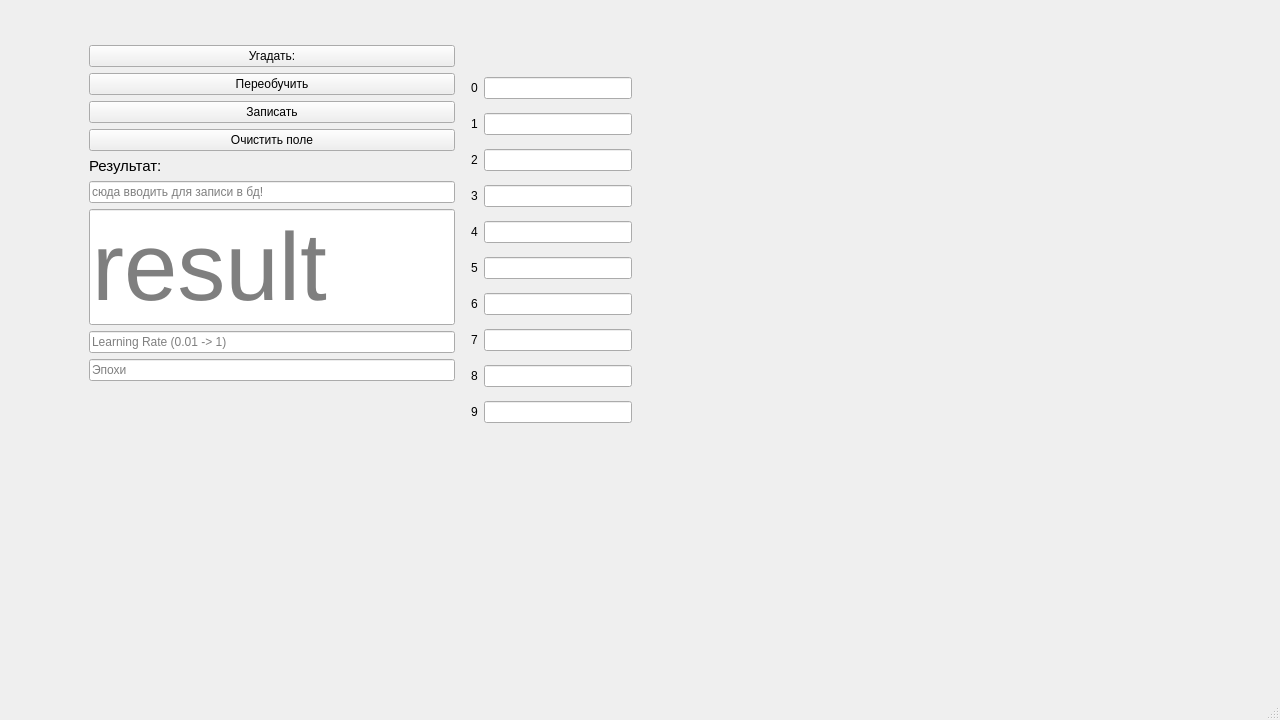
Old version of the form mainwindow.ui in the repository PrOsToNiK13/testForNeuronNetwork.
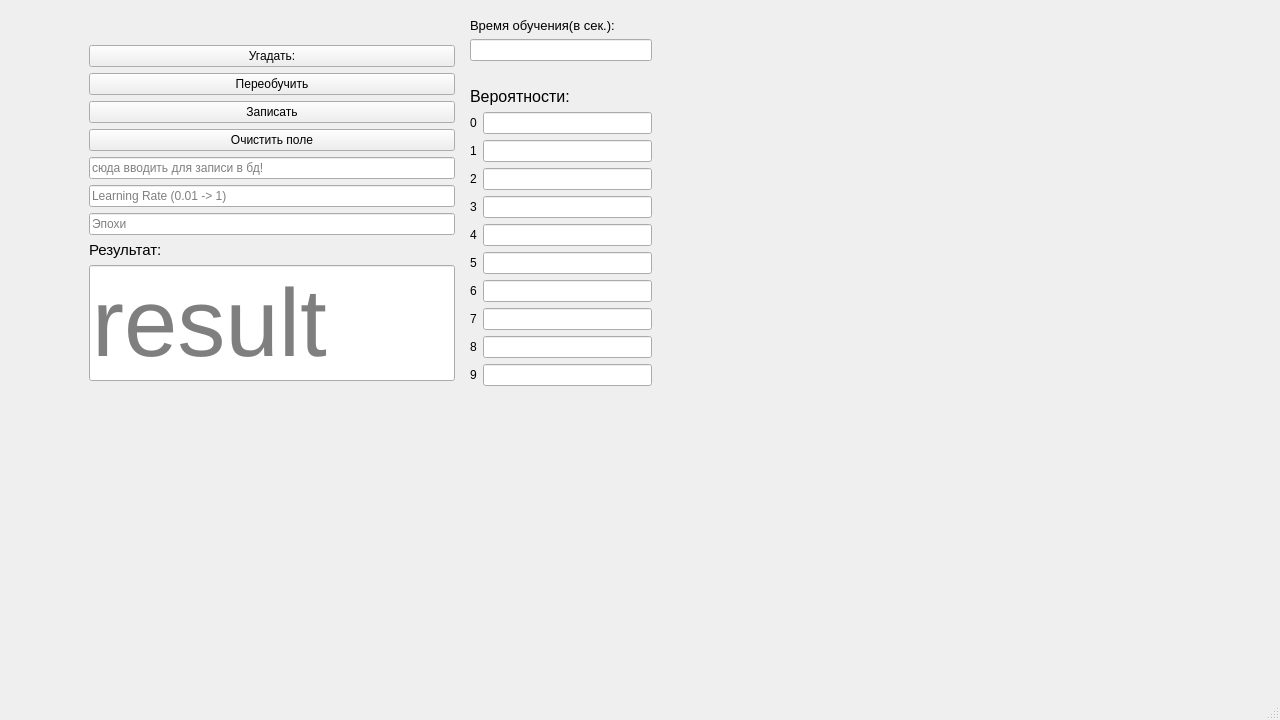
New version of the form.

Diff of the .ui file:
```diff
--- a/mainwindow.ui
+++ b/mainwindow.ui
@@ -93,18 +93,6 @@
         </property>
        </widget>
       </item>
-      <item>
-       <widget class="QLabel" name="label">
-        <property name="font">
-         <font>
-          <pointsize>11</pointsize>
-         </font>
-        </property>
-        <property name="text">
-         <string>Результат:</string>
-        </property>
-       </widget>
-      </item>
       <item>
        <widget class="QLineEdit" name="lineEdit_2">
         <property name="placeholderText">
@@ -112,18 +100,6 @@
         </property>
        </widget>
       </item>
-      <item>
-       <widget class="QLineEdit" name="lineEdit">
-        <property name="font">
-         <font>
-          <pointsize>72</pointsize>
-         </font>
-        </property>
-        <property name="placeholderText">
-         <string>result</string>
-        </property>
-       </widget>
-      </item>
       <item>
        <widget class="QLineEdit" name="lineEdit_lr">
         <property name="placeholderText">
@@ -138,6 +114,33 @@
         </property>
        </widget>
       </item>
+      <item>
+       <widget class="QLabel" name="label">
+        <property name="font">
+         <font>
+          <pointsize>11</pointsize>
+         </font>
+        </property>
+        <property name="text">
+         <string>Результат:</string>
+        </property>
+       </widget>
+      </item>
+      <item>
+       <widget class="QLineEdit" name="lineEdit">
+        <property name="font">
+         <font>
+          <pointsize>72</pointsize>
+         </font>
+        </property>
+        <property name="readOnly">
+         <bool>true</bool>
+        </property>
+        <property name="placeholderText">
+         <string>result</string>
+        </property>
+       </widget>
+      </item>
       <item>
        <spacer name="verticalSpacer_3">
         <property name="orientation">
@@ -161,15 +164,59 @@
         <height>0</height>
        </size>
       </property>
-      <widget class="QWidget" name="">
-       <property name="geometry">
-        <rect>
-         <x>10</x>
-         <y>60</y>
-         <width>161</width>
-         <height>371</height>
-        </rect>
-       </property>
+      <layout class="QVBoxLayout" name="verticalLayout_5">
+       <item>
+        <layout class="QVBoxLayout" name="verticalLayout_4">
+         <item>
+          <widget class="QLabel" name="label_12">
+           <property name="font">
+            <font>
+             <pointsize>10</pointsize>
+            </font>
+           </property>
+           <property name="text">
+            <string>Время обучения(в сек.):</string>
+           </property>
+          </widget>
+         </item>
+         <item>
+          <widget class="QLineEdit" name="lineEdit_13">
+           <property name="readOnly">
+            <bool>true</bool>
+           </property>
+          </widget>
+         </item>
+        </layout>
+       </item>
+       <item>
+        <spacer name="verticalSpacer_2">
+         <property name="orientation">
+          <enum>Qt::Vertical</enum>
+         </property>
+         <property name="sizeType">
+          <enum>QSizePolicy::Fixed</enum>
+         </property>
+         <property name="sizeHint" stdset="0">
+          <size>
+           <width>20</width>
+           <height>20</height>
+          </size>
+         </property>
+        </spacer>
+       </item>
+       <item>
+        <widget class="QLabel" name="label_13">
+         <property name="font">
+          <font>
+           <pointsize>12</pointsize>
+          </font>
+         </property>
+         <property name="text">
+          <string>Вероятности:</string>
+         </property>
+        </widget>
+       </item>
+       <item>
        <layout class="QVBoxLayout" name="verticalLayout_3">
         <item>
          <layout class="QHBoxLayout" name="horizontalLayout_2">
@@ -181,7 +228,11 @@
            </widget>
           </item>
           <item>
-           <widget class="QLineEdit" name="lineEdit_3"/>
+            <widget class="QLineEdit" name="lineEdit_3">
+             <property name="readOnly">
+              <bool>true</bool>
+             </property>
+            </widget>
           </item>
          </layout>
         </item>
@@ -195,7 +246,11 @@
            </widget>
           </item>
           <item>
-           <widget class="QLineEdit" name="lineEdit_4"/>
+            <widget class="QLineEdit" name="lineEdit_4">
+             <property name="readOnly">
+              <bool>true</bool>
+             </property>
+            </widget>
           </item>
          </layout>
         </item>
@@ -209,7 +264,11 @@
            </widget>
           </item>
           <item>
-           <widget class="QLineEdit" name="lineEdit_5"/>
+            <widget class="QLineEdit" name="lineEdit_5">
+             <property name="readOnly">
+              <bool>true</bool>
+             </property>
+            </widget>
           </item>
          </layout>
         </item>
@@ -223,7 +282,11 @@
            </widget>
           </item>
           <item>
-           <widget class="QLineEdit" name="lineEdit_6"/>
+            <widget class="QLineEdit" name="lineEdit_6">
+             <property name="readOnly">
+              <bool>true</bool>
+             </property>
+            </widget>
           </item>
          </layout>
         </item>
@@ -237,7 +300,11 @@
            </widget>
           </item>
           <item>
-           <widget class="QLineEdit" name="lineEdit_7"/>
+            <widget class="QLineEdit" name="lineEdit_7">
+             <property name="readOnly">
+              <bool>true</bool>
+             </property>
+            </widget>
           </item>
          </layout>
         </item>
@@ -251,7 +318,11 @@
            </widget>
           </item>
           <item>
-           <widget class="QLineEdit" name="lineEdit_8"/>
+            <widget class="QLineEdit" name="lineEdit_8">
+             <property name="readOnly">
+              <bool>true</bool>
+             </property>
+            </widget>
           </item>
          </layout>
         </item>
@@ -265,7 +336,11 @@
            </widget>
           </item>
           <item>
-           <widget class="QLineEdit" name="lineEdit_9"/>
+            <widget class="QLineEdit" name="lineEdit_9">
+             <property name="readOnly">
+              <bool>true</bool>
+             </property>
+            </widget>
           </item>
          </layout>
         </item>
@@ -279,7 +354,11 @@
            </widget>
           </item>
           <item>
-           <widget class="QLineEdit" name="lineEdit_10"/>
+            <widget class="QLineEdit" name="lineEdit_10">
+             <property name="readOnly">
+              <bool>true</bool>
+             </property>
+            </widget>
           </item>
          </layout>
         </item>
@@ -293,7 +372,11 @@
            </widget>
           </item>
           <item>
-           <widget class="QLineEdit" name="lineEdit_11"/>
+            <widget class="QLineEdit" name="lineEdit_11">
+             <property name="readOnly">
+              <bool>true</bool>
+             </property>
+            </widget>
           </item>
          </layout>
         </item>
@@ -307,12 +390,30 @@
            </widget>
           </item>
           <item>
-           <widget class="QLineEdit" name="lineEdit_12"/>
-          </item>
-         </layout>
-        </item>
-       </layout>
-      </widget>
+            <widget class="QLineEdit" name="lineEdit_12">
+             <property name="readOnly">
+              <bool>true</bool>
+             </property>
+            </widget>
+           </item>
+          </layout>
+         </item>
+        </layout>
+       </item>
+       <item>
+        <spacer name="verticalSpacer">
+         <property name="orientation">
+          <enum>Qt::Vertical</enum>
+         </property>
+         <property name="sizeHint" stdset="0">
+          <size>
+           <width>20</width>
+           <height>40</height>
+          </size>
+         </property>
+        </spacer>
+       </item>
+      </layout>
      </widget>
     </item>
     <item>
```
Lines whose indentation alone changed are shown as unchanged.
